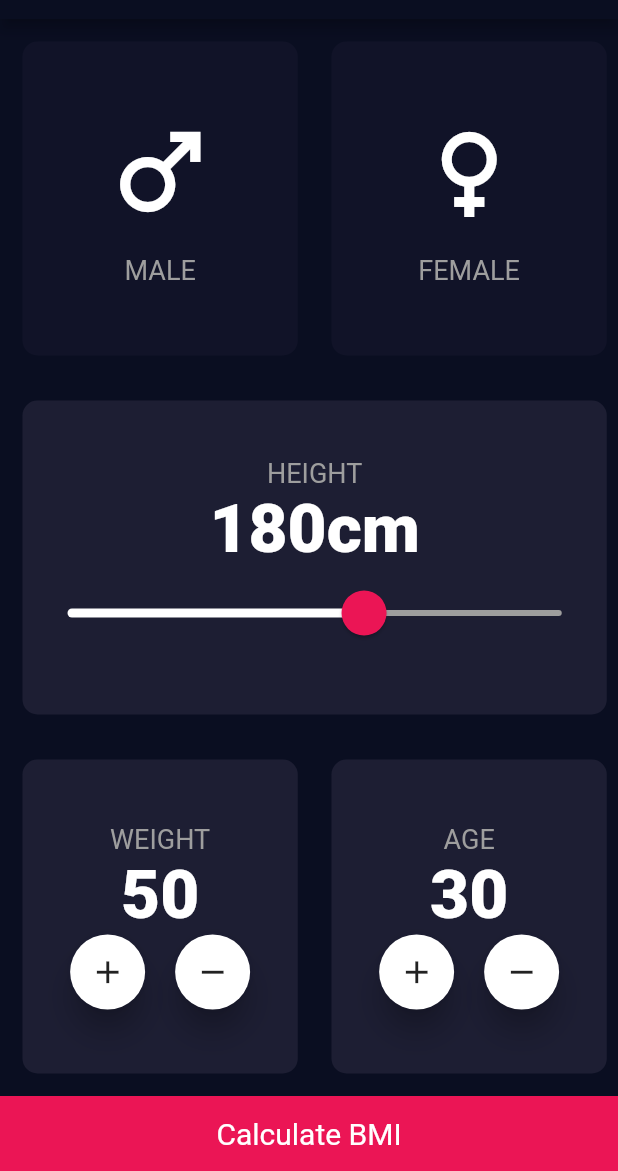
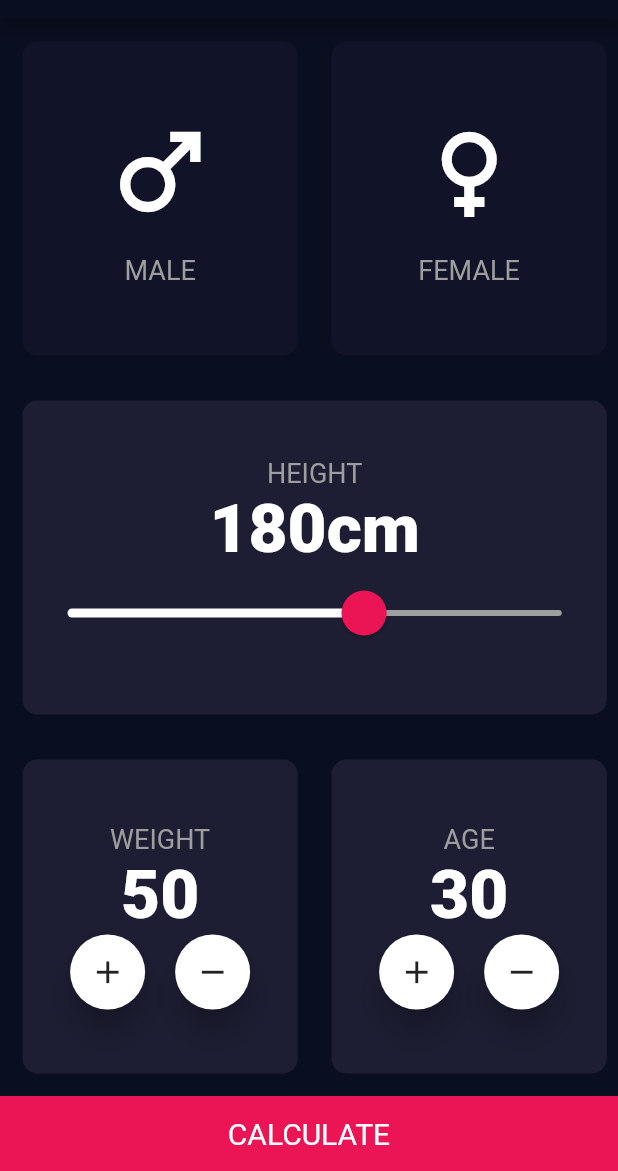
Before and after one commit to gandhisamay/BMI-calculator, a Flutter app: the screen it shows after launch, on a phone screen of 412 x 824 dp, the part 65-1236 px from its top. Run offline on Flutter 3.47's test engine with Material 2 defaults, Android fonts, the phone set to English and light mode, and no system bars; missing offline and left inert: dart:ffi.

Commit message:
Final calculations part remaining

```diff
--- /dev/null
+++ b/lib/bottom_button.dart
@@ -0,0 +1,29 @@
+import 'package:flutter/material.dart';
+
+class BottomButton extends StatelessWidget {
+  late final Function onTap;
+  late final String text;
+
+  BottomButton({required this.onTap, required this.text});
+  @override
+  Widget build(BuildContext context) {
+    return GestureDetector(
+      onTap: (){
+        onTap();
+      },
+      child: Container(
+        color: Color(0xFFEB1555),
+        height: 50,
+        width: double.infinity,
+        child: Center(
+          child: Text(
+            text,
+            style: TextStyle(
+              fontSize: 20,
+            ),
+          ),
+        ),
+      ),
+    );
+  }
+}
--- /dev/null
+++ b/lib/constants.dart
@@ -0,0 +1,4 @@
+import 'package:flutter/material.dart';
+
+const Color colorCustomCard = Color(0xFF1D1E33);
+const Color inactiveColorCard = Color(0xFF111328);
--- a/lib/input_page.dart
+++ b/lib/input_page.dart
@@ -1,10 +1,11 @@
-import 'package:bmi_calculator/roundIconButton.dart';
+import 'package:bmi_calculator/bottom_button.dart';
+import 'package:bmi_calculator/resultPage.dart';
+
+import 'roundIconButton.dart';
 import 'package:flutter/material.dart';
 import 'customcard.dart';
 import 'iconContent.dart';
-
-const Color colorCustomCard = Color(0xFF1D1E33);
-const Color inactiveColorCard = Color(0xFF111328);
+import 'constants.dart';
 
 enum Gender { male, female, initial }
 
@@ -229,18 +230,11 @@ class _InputPageState extends State<InputPage> {
               ],
             ),
           ),
-          Container(
-            color: Color(0xFFEB1555),
-            height: 50,
-            width: double.infinity,
-            child: Center(
-              child: Text(
-                'Calculate BMI',
-                style: TextStyle(
-                  fontSize: 20,
-                ),
-              ),
-            ),
+          BottomButton(
+            onTap: () {
+              Navigator.pushNamed(context, '/first');
+            },
+            text: 'CALCULATE',
           ),
         ],
       ),
--- a/lib/main.dart
+++ b/lib/main.dart
@@ -1,3 +1,4 @@
+import 'resultPage.dart';
 import 'package:flutter/material.dart';
 import 'input_page.dart';
 
@@ -10,6 +11,15 @@ class MyApp extends StatelessWidget {
   @override
   Widget build(BuildContext context) {
     return MaterialApp(
+      initialRoute: '/' ,
+      routes: {
+        '/': (context) {
+          return InputPage();
+        },
+        '/first': (context) {
+          return ResultPage();
+        }
+      },
       title: 'BMI Calculator',
       theme: ThemeData(
         primaryColor: Color(0xFF0A0E21),
@@ -21,7 +31,6 @@ class MyApp extends StatelessWidget {
           ),
         ),
       ),
-      home: InputPage(),
     );
   }
 }
```
Also changed, not shown: lib/resultPage.dart (added, +77 -0 lines). Lines whose indentation alone changed are shown as unchanged.
